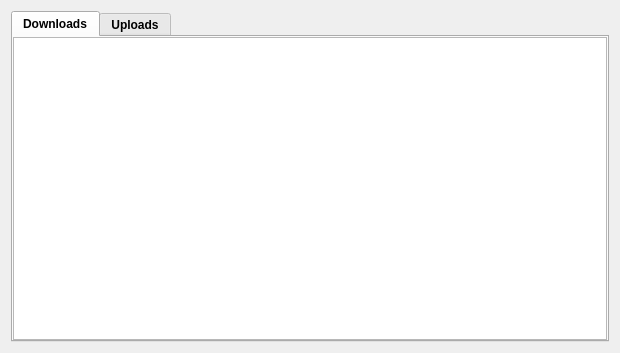
Qt form retroshare-gui/src/gui/FileTransfer/TransfersDialog.ui (RetroShare/RetroShare) before a commit.
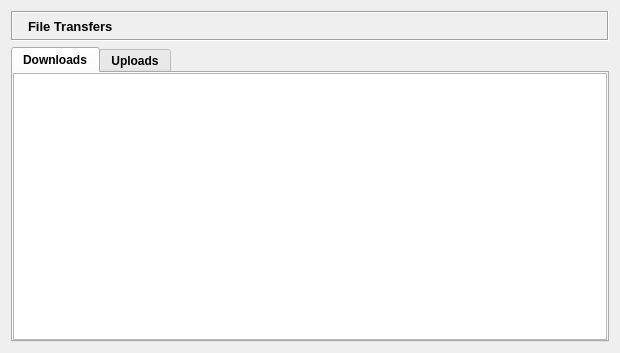
The same form after that commit. The open tabs and pages were chosen to show the change. Icons and pictures are not drawn.

Commit message: Remorked GUI layout a little bit: - made all pages have a bar with full width - added help button to each of them (needs adding text) - improved help system so that it's easy to register a new help button FriendsDialog still needs some cleaning.

```diff
--- a/retroshare-gui/src/gui/FileTransfer/TransfersDialog.ui
+++ b/retroshare-gui/src/gui/FileTransfer/TransfersDialog.ui
@@ -11,6 +11,84 @@
    </rect>
   </property>
   <layout class="QVBoxLayout" name="verticalLayout">
+   <item>
+    <widget class="QFrame" name="titleBarFrame">
+     <property name="frameShape">
+      <enum>QFrame::Box</enum>
+     </property>
+     <property name="frameShadow">
+      <enum>QFrame::Sunken</enum>
+     </property>
+     <layout class="QHBoxLayout" name="horizontalLayout_2">
+      <property name="margin">
+       <number>2</number>
+      </property>
+      <item>
+       <widget class="QLabel" name="titleBarPixmap">
+        <property name="text">
+         <string/>
+        </property>
+        <property name="pixmap">
+         <pixmap resource="../images.qrc">:/images/reload24.png</pixmap>
+        </property>
+        <property name="scaledContents">
+         <bool>false</bool>
+        </property>
+       </widget>
+      </item>
+      <item>
+       <widget class="QLabel" name="titleBarLabel">
+        <property name="font">
+         <font>
+          <pointsize>10</pointsize>
+          <weight>75</weight>
+          <bold>true</bold>
+         </font>
+        </property>
+        <property name="text">
+         <string>File Transfers</string>
+        </property>
+       </widget>
+      </item>
+      <item>
+       <spacer>
+        <property name="orientation">
+         <enum>Qt::Horizontal</enum>
+        </property>
+        <property name="sizeHint" stdset="0">
+         <size>
+          <width>123</width>
+          <height>13</height>
+         </size>
+        </property>
+       </spacer>
+      </item>
+      <item>
+       <widget class="QPushButton" name="helpButton">
+        <property name="sizePolicy">
+         <sizepolicy hsizetype="Maximum" vsizetype="Fixed">
+          <horstretch>0</horstretch>
+          <verstretch>0</verstretch>
+         </sizepolicy>
+        </property>
+        <property name="text">
+         <string/>
+        </property>
+        <property name="icon">
+         <iconset resource="../images.qrc">
+          <normaloff>:/images/64px_help.png</normaloff>:/images/64px_help.png</iconset>
+        </property>
+        <property name="checkable">
+         <bool>true</bool>
+        </property>
+        <property name="flat">
+         <bool>true</bool>
+        </property>
+       </widget>
+      </item>
+     </layout>
+    </widget>
+   </item>
    <item>
     <widget class="QTabWidget" name="tabWidget">
      <property name="font">
```
Left out of the diff: 7 changed lines with no effect on the pictures. The commit also changes 12 other files.
